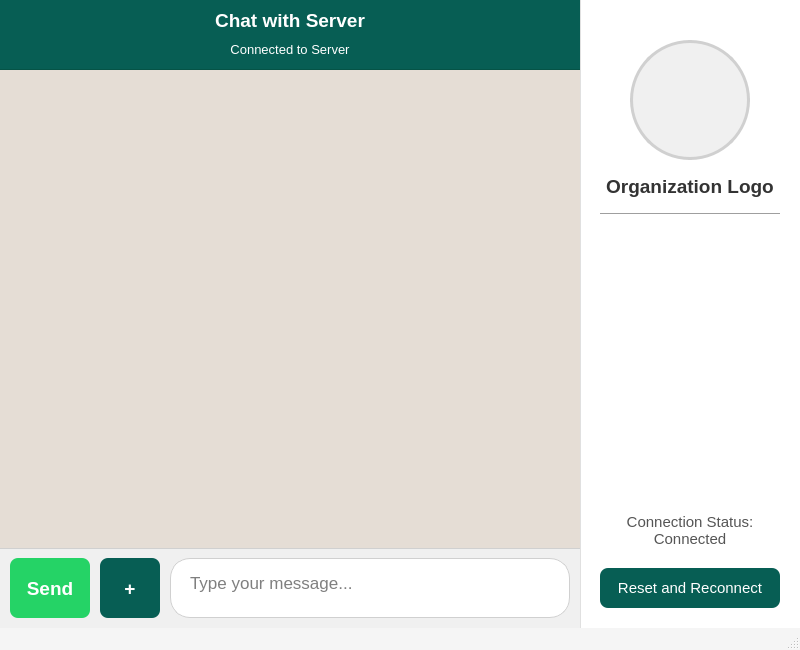
Qt form Client/UI/ClientChatWindow.ui (Amin4424/ChatApp) before a commit.
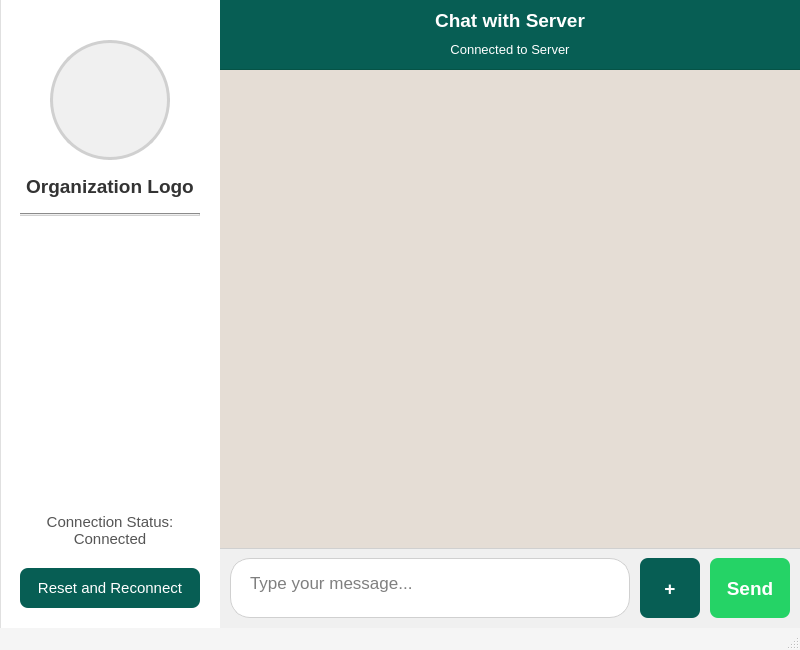
The same form after that commit.

```diff
--- a/Client/UI/ClientChatWindow.ui
+++ b/Client/UI/ClientChatWindow.ui
@@ -38,6 +38,159 @@
     <property name="bottomMargin">
      <number>0</number>
     </property>
+    <item>
+     <widget class="QWidget" name="clientInfoSection" native="true">
+      <property name="minimumSize">
+       <size>
+        <width>220</width>
+        <height>0</height>
+       </size>
+      </property>
+      <property name="maximumSize">
+       <size>
+        <width>280</width>
+        <height>16777215</height>
+       </size>
+      </property>
+      <property name="styleSheet">
+       <string notr="true">QWidget#clientInfoSection {
+    background-color: #ffffff;
+    border-left: 1px solid #e0e0e0;
+}</string>
+      </property>
+      <layout class="QVBoxLayout" name="verticalLayout_3">
+       <property name="spacing">
+        <number>15</number>
+       </property>
+       <property name="leftMargin">
+        <number>20</number>
+       </property>
+       <property name="topMargin">
+        <number>40</number>
+       </property>
+       <property name="rightMargin">
+        <number>20</number>
+       </property>
+       <property name="bottomMargin">
+        <number>20</number>
+       </property>
+       <item alignment="Qt::AlignmentFlag::AlignHCenter">
+        <widget class="QLabel" name="clientLogoLabel">
+         <property name="minimumSize">
+          <size>
+           <width>120</width>
+           <height>120</height>
+          </size>
+         </property>
+         <property name="maximumSize">
+          <size>
+           <width>120</width>
+           <height>120</height>
+          </size>
+         </property>
+         <property name="styleSheet">
+          <string notr="true">QLabel {
+    background-color: #f0f0f0;
+    border: 3px solid #d0d0d0;
+    border-radius: 60px;
+}</string>
+         </property>
+         <property name="text">
+          <string/>
+         </property>
+         <property name="alignment">
+          <set>Qt::AlignmentFlag::AlignCenter</set>
+         </property>
+        </widget>
+       </item>
+       <item>
+        <widget class="QLabel" name="clientOrgLabel">
+         <property name="styleSheet">
+          <string notr="true">font-size: 14pt; font-weight: bold; color: #333;</string>
+         </property>
+         <property name="text">
+          <string>Organization Logo</string>
+         </property>
+         <property name="alignment">
+          <set>Qt::AlignmentFlag::AlignCenter</set>
+         </property>
+        </widget>
+       </item>
+       <item>
+        <widget class="Line" name="line">
+         <property name="styleSheet">
+          <string notr="true">QFrame {
+    background-color: #d0d0d0;
+    min-height: 1px;
+    max-height: 1px;
+}</string>
+         </property>
+         <property name="orientation">
+          <enum>Qt::Orientation::Horizontal</enum>
+         </property>
+        </widget>
+       </item>
+       <item>
+        <spacer name="verticalSpacer">
+         <property name="orientation">
+          <enum>Qt::Orientation::Vertical</enum>
+         </property>
+         <property name="sizeHint" stdset="0">
+          <size>
+           <width>20</width>
+           <height>40</height>
+          </size>
+         </property>
+        </spacer>
+       </item>
+       <item>
+        <widget class="QLabel" name="clientConnectionLabel">
+         <property name="styleSheet">
+          <string notr="true">font-size: 11pt; color: #555; padding: 5px;</string>
+         </property>
+         <property name="text">
+          <string>Connection Status: Connected</string>
+         </property>
+         <property name="alignment">
+          <set>Qt::AlignmentFlag::AlignCenter</set>
+         </property>
+         <property name="wordWrap">
+          <bool>true</bool>
+         </property>
+        </widget>
+       </item>
+       <item>
+        <widget class="QPushButton" name="reconnectBtn">
+         <property name="minimumSize">
+          <size>
+           <width>0</width>
+           <height>40</height>
+          </size>
+         </property>
+         <property name="styleSheet">
+          <string notr="true">QPushButton {
+    background-color: #075e54;
+    color: white;
+    border: none;
+    border-radius: 8px;
+    font-size: 11pt;
+    padding: 8px;
+}
+QPushButton:hover {
+    background-color: #0a7c6f;
+}
+QPushButton:pressed {
+    background-color: #055346;
+}</string>
+         </property>
+         <property name="text">
+          <string>Reset and Reconnect</string>
+         </property>
+        </widget>
+       </item>
+      </layout>
+     </widget>
+    </item>
     <item>
      <widget class="QWidget" name="chatSection" native="true">
       <property name="styleSheet">
@@ -182,76 +335,6 @@
           <property name="bottomMargin">
            <number>10</number>
           </property>
-          <item>
-           <widget class="QPushButton" name="sendMessageBtn">
-            <property name="minimumSize">
-             <size>
-              <width>80</width>
-              <height>60</height>
-             </size>
-            </property>
-            <property name="maximumSize">
-             <size>
-              <width>80</width>
-              <height>60</height>
-             </size>
-            </property>
-            <property name="styleSheet">
-             <string notr="true">QPushButton {
-    background-color: #25d366;
-    color: white;
-    border: none;
-    border-radius: 8px;
-    font-size: 14pt;
-    font-weight: bold;
-}
-QPushButton:hover {
-    background-color: #20bd5a;
-}
-QPushButton:pressed {
-    background-color: #1da851;
-}</string>
-            </property>
-            <property name="text">
-             <string>Send</string>
-            </property>
-           </widget>
-          </item>
-          <item>
-           <widget class="QPushButton" name="sendFileBtn">
-            <property name="minimumSize">
-             <size>
-              <width>60</width>
-              <height>60</height>
-             </size>
-            </property>
-            <property name="maximumSize">
-             <size>
-              <width>60</width>
-              <height>60</height>
-             </size>
-            </property>
-            <property name="styleSheet">
-             <string notr="true">QPushButton {
-    background-color: #075e54;
-    color: white;
-    border: none;
-    border-radius: 8px;
-    font-size: 14pt;
-    font-weight: bold;
-}
-QPushButton:hover {
-    background-color: #0a7c6f;
-}
-QPushButton:pressed {
-    background-color: #055346;
-}</string>
-            </property>
-            <property name="text">
-             <string>+</string>
-            </property>
-           </widget>
-          </item>
           <item>
            <widget class="QTextEdit" name="typeMessageTxt">
             <property name="minimumSize">
@@ -287,142 +370,28 @@
             </property>
            </widget>
           </item>
-         </layout>
-        </widget>
-       </item>
-      </layout>
-     </widget>
-    </item>
-    <item>
-     <widget class="QWidget" name="clientInfoSection" native="true">
-      <property name="minimumSize">
-       <size>
-        <width>220</width>
-        <height>0</height>
-       </size>
-      </property>
-      <property name="maximumSize">
-       <size>
-        <width>280</width>
-        <height>16777215</height>
-       </size>
-      </property>
-      <property name="styleSheet">
-       <string notr="true">QWidget#clientInfoSection {
-    background-color: #ffffff;
-    border-left: 1px solid #e0e0e0;
-}</string>
-      </property>
-      <layout class="QVBoxLayout" name="verticalLayout_3">
-       <property name="spacing">
-        <number>15</number>
-       </property>
-       <property name="leftMargin">
-        <number>20</number>
-       </property>
-       <property name="topMargin">
-        <number>40</number>
-       </property>
-       <property name="rightMargin">
-        <number>20</number>
-       </property>
-       <property name="bottomMargin">
-        <number>20</number>
-       </property>
-       <item alignment="Qt::AlignHCenter">
-        <widget class="QLabel" name="clientLogoLabel">
-         <property name="minimumSize">
-          <size>
-           <width>120</width>
-           <height>120</height>
-          </size>
-         </property>
-         <property name="maximumSize">
-          <size>
-           <width>120</width>
-           <height>120</height>
-          </size>
-         </property>
-         <property name="styleSheet">
-          <string notr="true">QLabel {
-    background-color: #f0f0f0;
-    border: 3px solid #d0d0d0;
-    border-radius: 60px;
-}</string>
-         </property>
-         <property name="text">
-          <string/>
-         </property>
-         <property name="alignment">
-          <set>Qt::AlignCenter</set>
-         </property>
-        </widget>
-       </item>
-       <item>
-        <widget class="QLabel" name="clientOrgLabel">
-         <property name="styleSheet">
-          <string notr="true">font-size: 14pt; font-weight: bold; color: #333;</string>
-         </property>
-         <property name="text">
-          <string>Organization Logo</string>
-         </property>
-         <property name="alignment">
-          <set>Qt::AlignCenter</set>
-         </property>
-        </widget>
-       </item>
-       <item>
-        <widget class="Line" name="line">
-         <property name="orientation">
-          <enum>Qt::Horizontal</enum>
-         </property>
-        </widget>
-       </item>
-       <item>
-        <spacer name="verticalSpacer">
-         <property name="orientation">
-          <enum>Qt::Vertical</enum>
-         </property>
-         <property name="sizeHint" stdset="0">
-          <size>
-           <width>20</width>
-           <height>40</height>
-          </size>
-         </property>
-        </spacer>
-       </item>
-       <item>
-        <widget class="QLabel" name="clientConnectionLabel">
-         <property name="styleSheet">
-          <string notr="true">font-size: 11pt; color: #555; padding: 5px;</string>
-         </property>
-         <property name="text">
-          <string>Connection Status: Connected</string>
-         </property>
-         <property name="alignment">
-          <set>Qt::AlignCenter</set>
-         </property>
-         <property name="wordWrap">
-          <bool>true</bool>
-         </property>
-        </widget>
-       </item>
-       <item>
-        <widget class="QPushButton" name="reconnectBtn">
-         <property name="minimumSize">
-          <size>
-           <width>0</width>
-           <height>40</height>
-          </size>
-         </property>
-         <property name="styleSheet">
-          <string notr="true">QPushButton {
+          <item>
+           <widget class="QPushButton" name="sendFileBtn">
+            <property name="minimumSize">
+             <size>
+              <width>60</width>
+              <height>60</height>
+             </size>
+            </property>
+            <property name="maximumSize">
+             <size>
+              <width>60</width>
+              <height>60</height>
+             </size>
+            </property>
+            <property name="styleSheet">
+             <string notr="true">QPushButton {
     background-color: #075e54;
     color: white;
     border: none;
     border-radius: 8px;
-    font-size: 11pt;
-    padding: 8px;
+    font-size: 14pt;
+    font-weight: bold;
 }
 QPushButton:hover {
     background-color: #0a7c6f;
@@ -430,10 +399,48 @@
 QPushButton:pressed {
     background-color: #055346;
 }</string>
-         </property>
-         <property name="text">
-          <string>Reset and Reconnect</string>
-         </property>
+            </property>
+            <property name="text">
+             <string>+</string>
+            </property>
+           </widget>
+          </item>
+          <item>
+           <widget class="QPushButton" name="sendMessageBtn">
+            <property name="minimumSize">
+             <size>
+              <width>80</width>
+              <height>60</height>
+             </size>
+            </property>
+            <property name="maximumSize">
+             <size>
+              <width>80</width>
+              <height>60</height>
+             </size>
+            </property>
+            <property name="styleSheet">
+             <string notr="true">QPushButton {
+    background-color: #25d366;
+    color: white;
+    border: none;
+    border-radius: 8px;
+    font-size: 14pt;
+    font-weight: bold;
+}
+QPushButton:hover {
+    background-color: #20bd5a;
+}
+QPushButton:pressed {
+    background-color: #1da851;
+}</string>
+            </property>
+            <property name="text">
+             <string>Send</string>
+            </property>
+           </widget>
+          </item>
+         </layout>
         </widget>
        </item>
       </layout>
```
Left out of the diff: 15 changed lines with no effect on the pictures.
